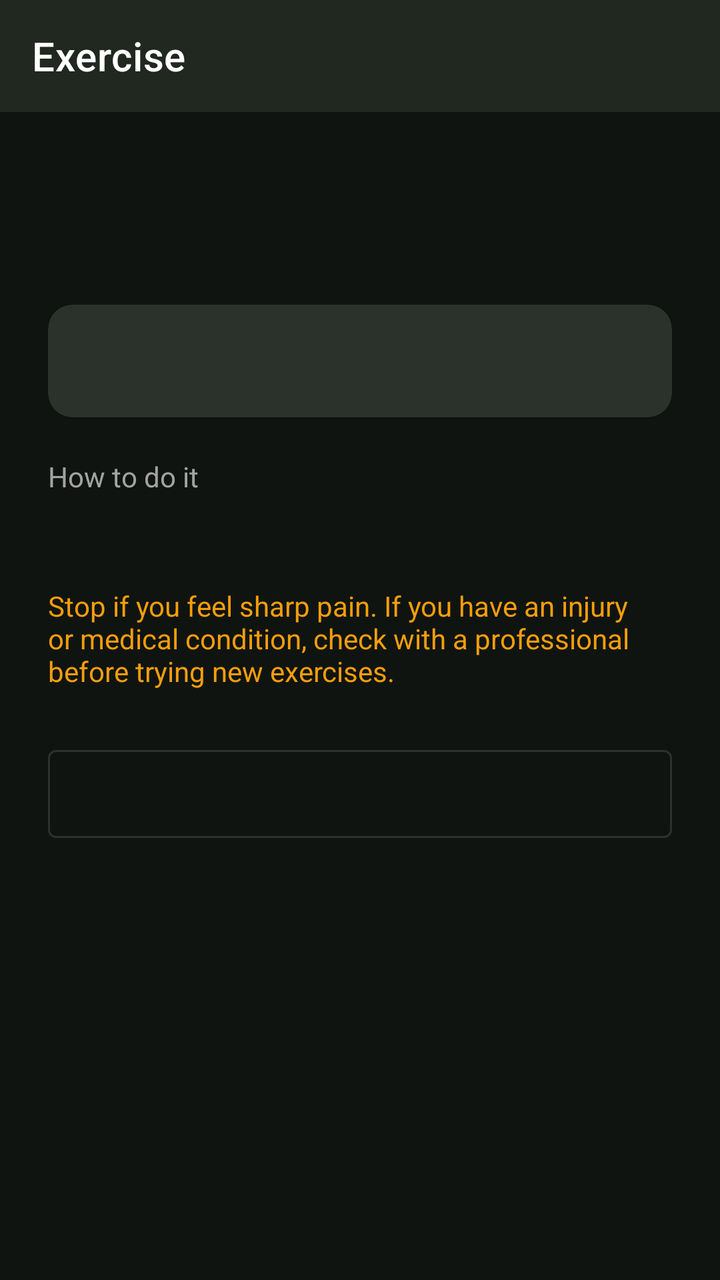
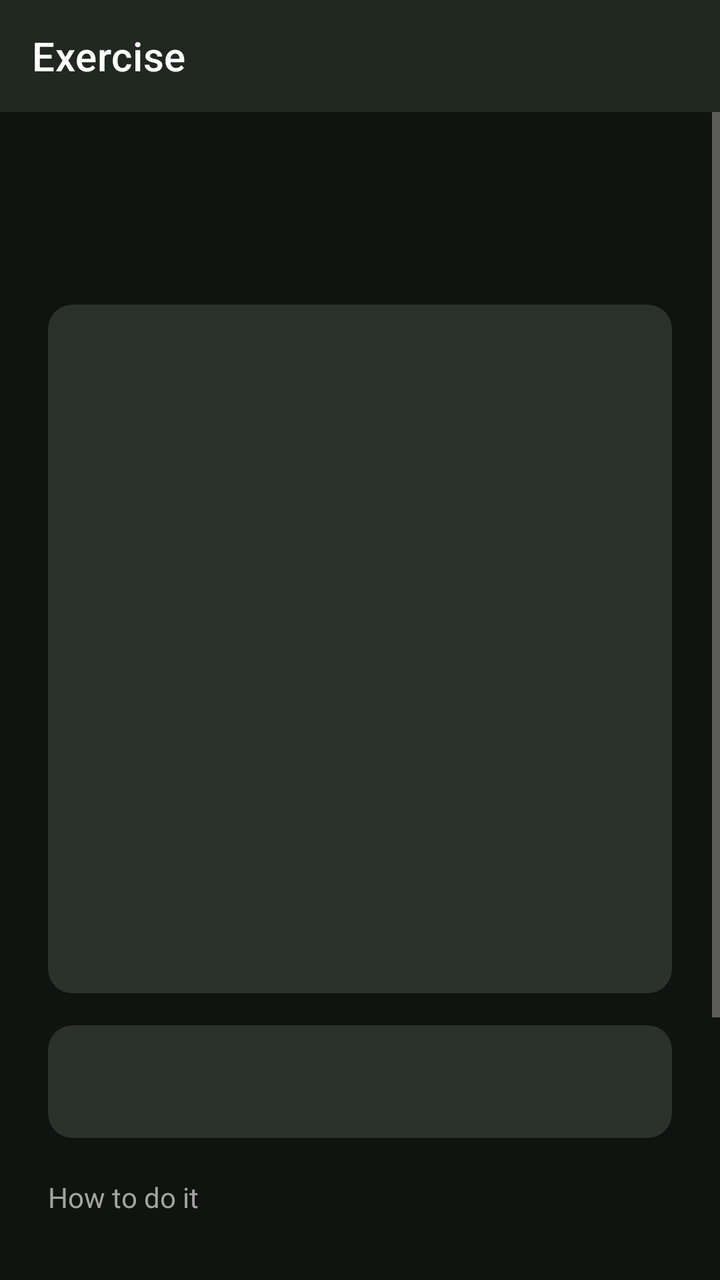

Compare the two renders of this Android layout. The source of the first and the diff that turns it into the second are given below.
<!-- AndroidManifest.xml: application theme Theme.FitTrackerPro -->
<!-- res/layout/activity_exercise_detail.xml -->
<?xml version="1.0" encoding="utf-8"?>
<LinearLayout xmlns:android="http://schemas.android.com/apk/res/android"
    xmlns:app="http://schemas.android.com/apk/res-auto"
    android:layout_width="match_parent"
    android:layout_height="match_parent"
    android:orientation="vertical">

    <com.google.android.material.appbar.MaterialToolbar
        android:id="@+id/toolbar"
        android:layout_width="match_parent"
        android:layout_height="?attr/actionBarSize"
        android:background="@color/card"
        android:theme="@style/ThemeOverlay.MaterialComponents.Dark.ActionBar"
        app:title="Exercise"
        app:titleTextColor="@android:color/white" />

    <ScrollView
        android:layout_width="match_parent"
        android:layout_height="0dp"
        android:layout_weight="1">

        <LinearLayout
            android:layout_width="match_parent"
            android:layout_height="wrap_content"
            android:orientation="vertical"
            android:padding="24dp">

            <TextView
                android:id="@+id/tvName"
                android:layout_width="wrap_content"
                android:layout_height="wrap_content"
                android:textSize="28sp"
                android:textStyle="bold" />

            <TextView
                android:id="@+id/tvMeta"
                android:layout_width="wrap_content"
                android:layout_height="wrap_content"
                android:textColor="@color/accent" />

            <com.google.android.material.card.MaterialCardView
                android:layout_width="match_parent"
                android:layout_height="wrap_content"
                android:layout_marginTop="16dp"
                app:cardCornerRadius="12dp">

                <TextView
                    android:id="@+id/tvPrescription"
                    android:layout_width="match_parent"
                    android:layout_height="wrap_content"
                    android:padding="16dp"
                    android:textSize="18sp" />
            </com.google.android.material.card.MaterialCardView>

            <TextView
                android:layout_width="wrap_content"
                android:layout_height="wrap_content"
                android:layout_marginTop="20dp"
                android:text="How to do it"
                android:textColor="@color/text_secondary" />

            <TextView
                android:id="@+id/tvDescription"
                android:layout_width="match_parent"
                android:layout_height="wrap_content"
                android:layout_marginTop="4dp"
                android:textSize="16sp" />

            <TextView
                android:layout_width="match_parent"
                android:layout_height="wrap_content"
                android:layout_marginTop="20dp"
                android:text="Stop if you feel sharp pain. If you have an injury or medical condition, check with a professional before trying new exercises."
                android:textColor="@color/warning" />

            <com.google.android.material.button.MaterialButton
                android:id="@+id/btnFavorite"
                style="@style/Widget.MaterialComponents.Button.OutlinedButton"
                android:layout_width="match_parent"
                android:layout_height="56dp"
                android:layout_marginTop="24dp" />
        </LinearLayout>
    </ScrollView>
</LinearLayout>
<!-- resources referenced by this layout -->
<resources>
  <color name="accent">#A3E635</color>
  <color name="card">#202820</color>
  <color name="text_secondary">#A3A3A3</color>
  <color name="warning">#F59E0B</color>
  <style name="Theme.FitTrackerPro" parent="Theme.MaterialComponents.NoActionBar">
          <item name="colorPrimary">@color/accent</item>
          <item name="colorPrimaryVariant">@color/accent_dark</item>
          <item name="colorOnPrimary">@color/background</item>
          <item name="colorSecondary">@color/accent</item>
          <item name="colorOnSecondary">@color/background</item>
          <item name="colorSurface">@color/card</item>
          <item name="colorOnSurface">@color/text_primary</item>
          <item name="colorOnBackground">@color/text_primary</item>
          <item name="colorError">@color/error</item>
          <item name="android:colorBackground">@color/background</item>
          <item name="android:windowBackground">@color/background</item>
          <item name="android:textColorPrimary">@color/text_primary</item>
          <item name="android:textColorSecondary">@color/text_secondary</item>
          <item name="android:statusBarColor">@color/background</item>
          <item name="android:navigationBarColor">@color/background</item>
      </style>
  <color name="accent_dark">#7FB827</color>
  <color name="background">#101411</color>
  <color name="text_primary">#FFFFFF</color>
  <color name="error">#EF4444</color>
</resources>

<!-- the commit's change to res/layout/activity_exercise_detail.xml (unified diff, before → after) -->
@@ -37,6 +37,66 @@
                 android:layout_width="wrap_content"
                 android:layout_height="wrap_content"
                 android:textColor="@color/accent" />
+
+            
+            <com.google.android.material.card.MaterialCardView
+                android:layout_width="match_parent"
+                android:layout_height="wrap_content"
+                android:layout_marginTop="16dp"
+                app:cardCornerRadius="12dp">
+
+                <LinearLayout
+                    android:layout_width="match_parent"
+                    android:layout_height="wrap_content"
+                    android:orientation="vertical">
+
+                    <FrameLayout
+                        android:layout_width="match_parent"
+                        android:layout_height="320dp">
+
+                        <VideoView
+                            android:id="@+id/videoAnim"
+                            android:layout_width="match_parent"
+                            android:layout_height="match_parent"
+                            android:layout_gravity="center"
+                            android:visibility="gone" />
+
+                        <ProgressBar
+                            android:id="@+id/progressAnim"
+                            android:layout_width="wrap_content"
+                            android:layout_height="wrap_content"
+                            android:layout_gravity="center"
+                            android:visibility="gone" />
+
+                        <TextView
+                            android:id="@+id/tvAnimMessage"
+                            android:layout_width="match_parent"
+                            android:layout_height="wrap_content"
+                            android:layout_gravity="center"
+                            android:gravity="center"
+                            android:padding="24dp"
+                            android:textColor="@color/text_secondary"
+                            android:visibility="gone" />
+                    </FrameLayout>
+
+                    <TextView
+                        android:id="@+id/tvAnimInfo"
+                        android:layout_width="match_parent"
+                        android:layout_height="wrap_content"
+                        android:paddingStart="12dp"
+                        android:paddingTop="8dp"
+                        android:paddingEnd="12dp"
+                        android:textColor="@color/text_secondary"
+                        android:textSize="12sp" />
+
+                    <com.google.android.material.button.MaterialButton
+                        android:id="@+id/btnSwitchModel"
+                        style="@style/Widget.MaterialComponents.Button.TextButton"
+                        android:layout_width="wrap_content"
+                        android:layout_height="wrap_content"
+                        android:visibility="gone" />
+                </LinearLayout>
+            </com.google.android.material.card.MaterialCardView>
 
             <com.google.android.material.card.MaterialCardView
                 android:layout_width="match_parent"
